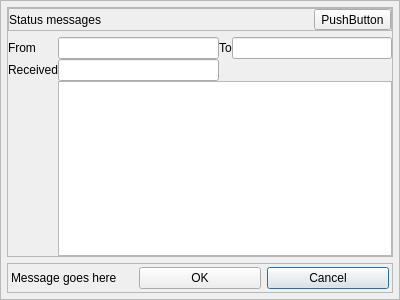
swift-project/pilotclient, file src/blackgui/overlaymessages.ui: the form before one commit.
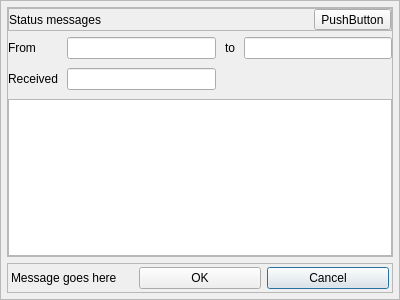
The form after the commit. The open tabs and pages were chosen to show the change. Icons and pictures are not drawn. Custom widgets are drawn as their Qt base class.

What changed in the file:
```diff
--- a/src/blackgui/overlaymessages.ui
+++ b/src/blackgui/overlaymessages.ui
@@ -242,10 +242,13 @@
           </property>
           <item>
            <layout class="QGridLayout" name="gl_TextMessage">
+            <property name="spacing">
+             <number>9</number>
+            </property>
             <item row="0" column="2">
              <widget class="QLabel" name="lbl_TmTo">
               <property name="text">
-               <string>To</string>
+               <string>to</string>
               </property>
              </widget>
             </item>
@@ -280,7 +283,7 @@
               </property>
              </widget>
             </item>
-            <item row="2" column="1" colspan="3">
+            <item row="2" column="0" colspan="4">
              <widget class="QTextEdit" name="te_TmText"/>
             </item>
            </layout>
```
Left out of the diff: 2 changed lines with no effect on the pictures.
